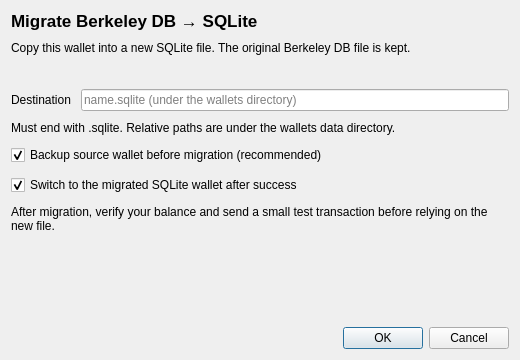
The window that src/qt/forms/migratewalletdialog.ui (jin7659/xpchain-community-core-upgrade) describes before a commit, drawn with Qt 5.
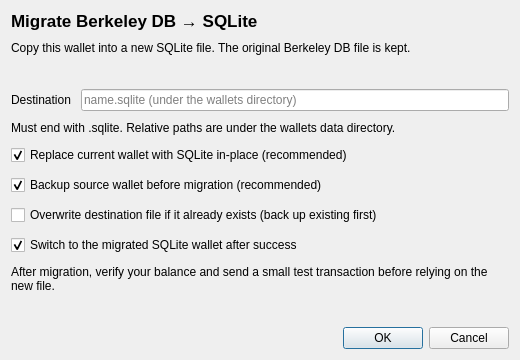
The same window after the commit.

Commit message: wallet, qt: fix BDB migration flow, shutdown hang, and add in-place upgrade

Patch:
```diff
--- a/src/qt/forms/migratewalletdialog.ui
+++ b/src/qt/forms/migratewalletdialog.ui
@@ -78,6 +78,19 @@
      </property>
     </widget>
    </item>
+   <item>
+    <widget class="QCheckBox" name="replaceSourceCheckBox">
+     <property name="toolTip">
+      <string>Safely replaces the source wallet with the modern SQLite file, keeping the original as .legacy.bak. This ensures SQLite is loaded automatically on next start.</string>
+     </property>
+     <property name="text">
+      <string>Replace current wallet with SQLite in-place (recommended)</string>
+     </property>
+     <property name="checked">
+      <bool>true</bool>
+     </property>
+    </widget>
+   </item>
    <item>
     <widget class="QCheckBox" name="backupCheckBox">
      <property name="text">
@@ -88,6 +101,16 @@
      </property>
     </widget>
    </item>
+   <item>
+    <widget class="QCheckBox" name="overwriteCheckBox">
+     <property name="text">
+      <string>Overwrite destination file if it already exists (back up existing first)</string>
+     </property>
+     <property name="checked">
+      <bool>false</bool>
+     </property>
+    </widget>
+   </item>
    <item>
     <widget class="QCheckBox" name="loadNewCheckBox">
      <property name="toolTip">
```
The commit also changes 6 other files.
